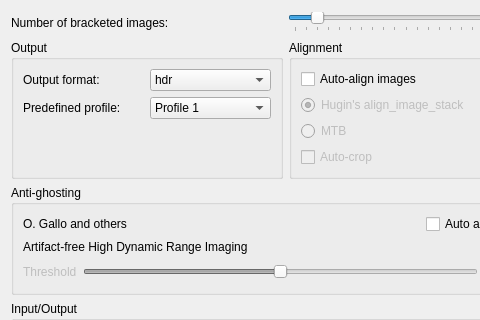
First picture: the form in src/BatchHDR/BatchHDRDialog.ui, repository LuminanceHDR/LuminanceHDR, before the edit; both pictures show x 0 to 480 and y 0 to 320 of the 571 by 702 pixel window.
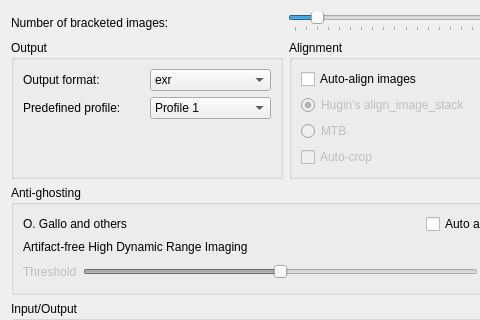
Second picture: the form after the edit. Icons and pictures are not drawn.

Commit message: #188: EXR as default output format in BatchHDR

```diff
--- a/src/BatchHDR/BatchHDRDialog.ui
+++ b/src/BatchHDR/BatchHDRDialog.ui
@@ -113,6 +113,9 @@
             <property name="toolTip">
              <string>Choose an HDR output file format</string>
             </property>
+            <property name="currentIndex">
+             <number>1</number>
+            </property>
             <item>
              <property name="text">
               <string>hdr</string>
```
